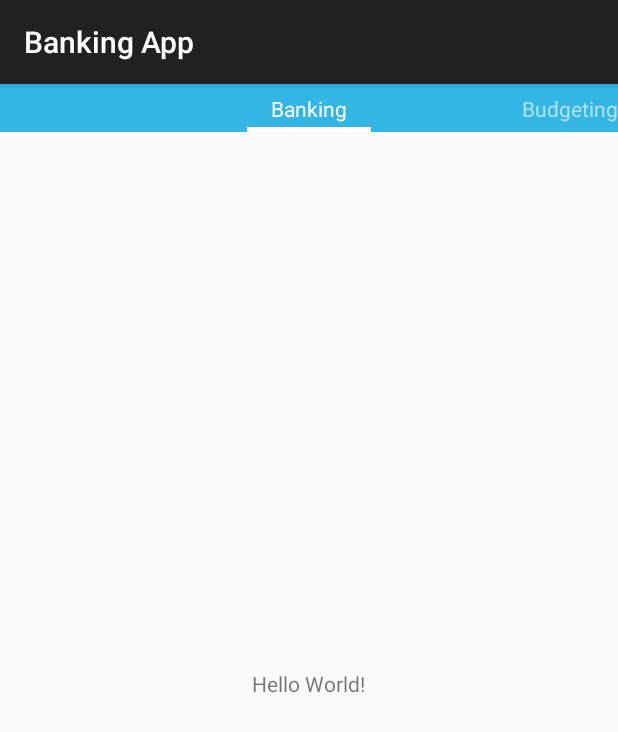
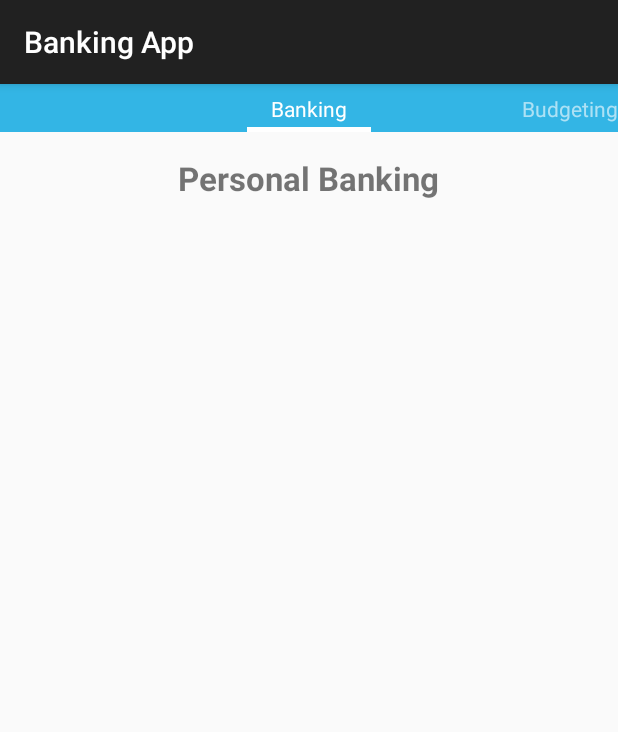
Before and after one commit to robb-j/t14-mobile, an Android app: the screen it shows after launch (MainActivity), on a phone screen of 412 x 824 dp. Shown: the top 732 px of the screen. Run offline under Robolectric (Android 15) with nearby library versions, the light colour scheme and no system bars.

Commit message:
+ Added backing fragment.

```diff
--- a/BankingApp/app/src/main/java/uk/ac/ncl/csc2022/t14/bankingapp/activities/MainActivity.java
+++ b/BankingApp/app/src/main/java/uk/ac/ncl/csc2022/t14/bankingapp/activities/MainActivity.java
@@ -8,7 +8,8 @@ import android.support.v7.app.ActionBarActivity;
 import android.os.Bundle;
 
 import uk.ac.ncl.csc2022.t14.bankingapp.R;
-import uk.ac.ncl.csc2022.t14.bankingapp.frags.BankingFragment;
+import uk.ac.ncl.csc2022.t14.bankingapp.frags.banking.BankingFragment;
+import uk.ac.ncl.csc2022.t14.bankingapp.models.User;
 
 
 /**
@@ -46,7 +47,7 @@ public class MainActivity extends ActionBarActivity {
 
         @Override
         public Fragment getItem(int i) {
-            return BankingFragment.newInstance();
+            return BankingFragment.newInstance(new User(10, "Joe", "Bloggs", "10/03/2015"));
         }
 
         @Override
--- a/BankingApp/app/src/main/java/uk/ac/ncl/csc2022/t14/bankingapp/frags/BankingFragment.java
+++ b/BankingApp/app/src/main/java/uk/ac/ncl/csc2022/t14/bankingapp/frags/banking/BankingFragment.java
@@ -1,4 +1,4 @@
-package uk.ac.ncl.csc2022.t14.bankingapp.frags;
+package uk.ac.ncl.csc2022.t14.bankingapp.frags.banking;
 
 import android.support.v4.app.Fragment;
 import android.os.Bundle;
@@ -7,13 +7,17 @@ import android.view.View;
 import android.view.ViewGroup;
 
 import uk.ac.ncl.csc2022.t14.bankingapp.R;
+import uk.ac.ncl.csc2022.t14.bankingapp.models.User;
 
 /**
  * A Fragment to show the user their accounts
  */
 public class BankingFragment extends Fragment {
 
-    public static BankingFragment newInstance() {
+    private User mUser;
+    private static final String USER_KEY = "currentUser";
+
+    public static BankingFragment newInstance(User user) {
 
         Bundle args = new Bundle();
         // Pass vars to the fragment through this bundle
@@ -21,6 +25,7 @@ public class BankingFragment extends Fragment {
 
         // Create a new fragment
         BankingFragment frag = new BankingFragment();
+        frag.mUser = user;
         frag.setArguments(args);
         return frag;
     }
@@ -45,4 +50,5 @@ public class BankingFragment extends Fragment {
 
         return rootView;
     }
+
 }
--- a/BankingApp/app/src/main/res/layout/fragment_banking.xml
+++ b/BankingApp/app/src/main/res/layout/fragment_banking.xml
@@ -1,6 +1,7 @@
-<RelativeLayout
+<LinearLayout
     xmlns:android="http://schemas.android.com/apk/res/android"
     xmlns:tools="http://schemas.android.com/tools"
+    android:orientation="vertical"
     android:layout_width="match_parent"
     android:layout_height="match_parent"
     android:paddingLeft="@dimen/activity_horizontal_margin"
@@ -9,14 +10,12 @@
     android:paddingBottom="@dimen/activity_vertical_margin"
     tools:context=".MainActivity$BankingFragment">
 
-
     <TextView
         android:layout_width="wrap_content"
         android:layout_height="wrap_content"
-        android:text="Hello World!"
-        android:id="@+id/textView"
-        android:layout_centerVertical="true"
-        android:layout_centerHorizontal="true" />
+        android:textSize="22sp"
+        android:text="Personal Banking"
+        android:textStyle="bold"
+        android:layout_gravity="center_horizontal"/>
 
-
-</RelativeLayout>
+</LinearLayout>
```
Also changed, not shown: BankingApp/app/src/main/java/uk/ac/ncl/csc2022/t14/bankingapp/dummy/DummyContent.java (added, +55 -0 lines), BankingApp/app/src/main/java/uk/ac/ncl/csc2022/t14/bankingapp/frags/banking/AccountsFragment.java (added, +118 -0 lines), BankingApp/app/src/main/res/layout/fragment_accounts.xml (added, +12 -0 lines), 1 other file.
